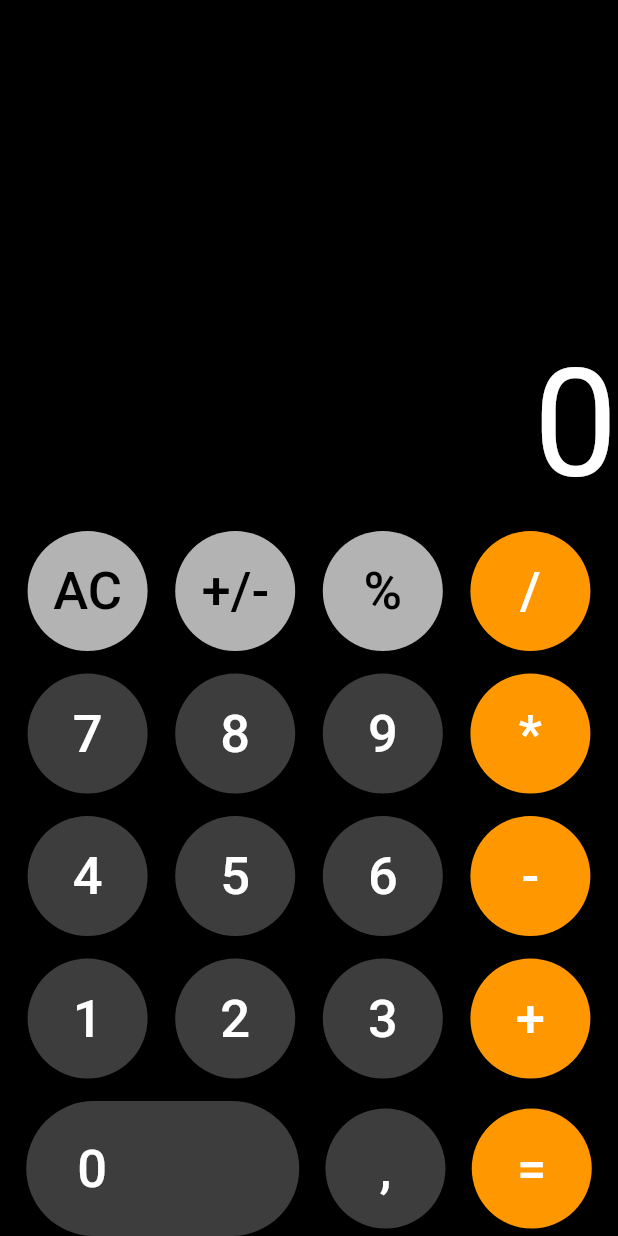
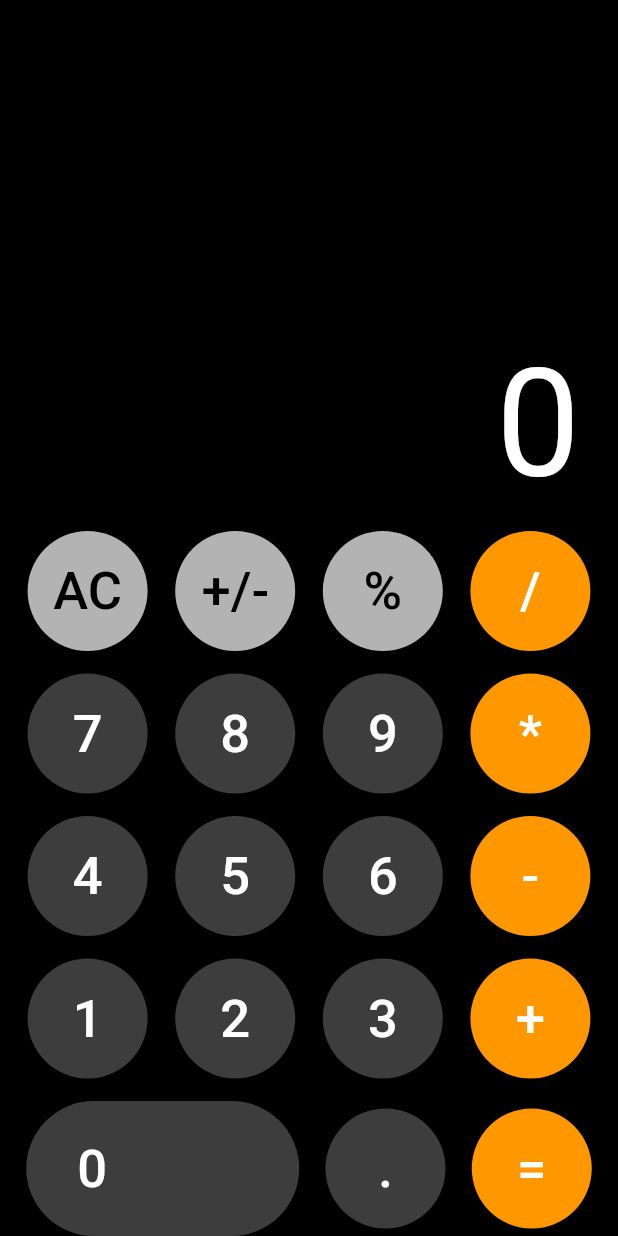
Before and after one commit to ilyaprudkiy/calculator_add, a Flutter app: the screen it shows after launch, on a phone screen of 412 x 824 dp. Run offline on Flutter 3.47's test engine with Material 3 defaults, Android fonts, the phone set to English and light mode, and no system bars.

Commit message:
code refactoring

```diff
--- a/lib/theme/button_calculator.dart
+++ b/lib/theme/button_calculator.dart
@@ -4,24 +4,19 @@ import 'package:provider/provider.dart';
 
 class ButtonCalculator extends StatelessWidget {
   const ButtonCalculator(
-    this.btnTxt,
-    this.btnColor,
-    this.txtColor,
-   {
+    this.btnTxt, {
     super.key,
   });
 
   final String btnTxt;
-  final Color btnColor;
-  final Color txtColor;
-
 
   @override
   Widget build(BuildContext context) {
     final model = context.read<CalculatorViewModel>();
     return ElevatedButton(
         style: ElevatedButton.styleFrom(
-          minimumSize: const Size(80, 80), backgroundColor: btnColor,
+          minimumSize: const Size(80, 80),
+          backgroundColor: Colors.white24,
           maximumSize: const Size(100, 100),
           shape: const CircleBorder(),
           padding: const EdgeInsets.all(10),
@@ -29,10 +24,70 @@ class ButtonCalculator extends StatelessWidget {
         onPressed: () => model.onPressed(btnTxt),
         child: Text(
           btnTxt,
-          style: TextStyle(
-            color: txtColor,
+          style: const TextStyle(
+            color: Colors.white,
             fontSize: 35,
           ),
         ));
   }
 }
+
+class ButtonConversion extends StatelessWidget {
+  const ButtonConversion(
+    this.btnTxt, {
+    super.key,
+  });
+
+  final String btnTxt;
+
+  @override
+  Widget build(BuildContext context) {
+    final model = context.read<CalculatorViewModel>();
+    return ElevatedButton(
+        style: ElevatedButton.styleFrom(
+          minimumSize: const Size(80, 80),
+          backgroundColor: Colors.white70,
+          maximumSize: const Size(100, 100),
+          shape: const CircleBorder(),
+          padding: const EdgeInsets.all(10),
+        ),
+        onPressed: () => model.onPressed(btnTxt),
+        child: Text(
+          btnTxt,
+          style: const TextStyle(
+            color: Colors.black,
+            fontSize: 35,
+          ),
+        ));
+  }
+}
+
+class ButtonOperator extends StatelessWidget {
+  const ButtonOperator(
+    this.btnTxt, {
+    super.key,
+  });
+
+  final String btnTxt;
+
+  @override
+  Widget build(BuildContext context) {
+    final model = context.read<CalculatorViewModel>();
+    return ElevatedButton(
+        style: ElevatedButton.styleFrom(
+          minimumSize: const Size(80, 80),
+          backgroundColor: Colors.orange,
+          maximumSize: const Size(100, 100),
+          shape: const CircleBorder(),
+          padding: const EdgeInsets.all(10),
+        ),
+        onPressed: () => model.onPressed(btnTxt),
+        child: Text(
+          btnTxt,
+          style: const TextStyle(
+            color: Colors.white,
+            fontSize: 35,
+          ),
+        ));
+  }
+}
--- a/lib/widgets/calculator_,model.dart
+++ b/lib/widgets/calculator_,model.dart
@@ -9,7 +9,7 @@ class CalculatorViewModel extends ChangeNotifier {
   Future<void> onPressed(String text) async {
     if (text == '=') {
       result = calculate();
-      output = result;
+      output = result.toString();
       currentNumber = output;
       notifyListeners();
     } else if (text == 'AC') {
@@ -43,8 +43,8 @@ class CalculatorViewModel extends ChangeNotifier {
 
   num? calculate() {
     final parts = currentNumber.split(RegExp(r'(\+|\-|\*|\/)'));
-    final operandOne = int.parse(parts[0]);
-    final operandTwo = int.parse(parts[1]);
+    var operandOne = double.parse(parts[0]);
+    var operandTwo = double.parse(parts[1]);
 
     final operator = currentNumber.replaceAll(RegExp(r'[\d\.]'), '');
 
@@ -78,7 +78,6 @@ class CalculatorViewModel extends ChangeNotifier {
         result = ' $result';
       }
     }
-
     return result;
   }
 }
--- a/lib/widgets/calculator_app.dart
+++ b/lib/widgets/calculator_app.dart
@@ -17,7 +17,7 @@ class CalculatorApp extends StatelessWidget {
         mainAxisAlignment: MainAxisAlignment.end,
         children: [
           EntryFieldWidget(model: model),
-          const OperandWidget(),
+          const ButtonConversionWidget(),
           const SizedBox(height: 15),
           const NumbersMenuOneWidget(),
           const SizedBox(height: 15),
@@ -66,8 +66,10 @@ class ButtonZeroAndResult extends StatelessWidget {
             ),
           ),
         ),
-        const ButtonCalculator(',', Colors.white24, Colors.white),
-        const ButtonCalculator('=', Colors.orange, Colors.white),
+        const ButtonCalculator('.'),
+        const ButtonOperator(
+          '=',
+        ),
       ],
     );
   }
@@ -83,25 +85,11 @@ class NumbersMenuThreeWidget extends StatelessWidget {
     return const Row(
       mainAxisAlignment: MainAxisAlignment.spaceEvenly,
       children: [
-        ButtonCalculator(
-          '1',
-          Colors.white24,
-          Colors.white,
-        ),
-        ButtonCalculator(
-          '2',
-          Colors.white24,
-          Colors.white,
-        ),
-        ButtonCalculator(
-          '3',
-          Colors.white24,
-          Colors.white,
-        ),
-        ButtonCalculator(
+        ButtonCalculator('1'),
+        ButtonCalculator('2'),
+        ButtonCalculator('3'),
+        ButtonOperator(
           '+',
-          Colors.orange,
-          Colors.white,
         ),
       ],
     );
@@ -118,25 +106,11 @@ class NumbersMenuTwoWidget extends StatelessWidget {
     return const Row(
       mainAxisAlignment: MainAxisAlignment.spaceEvenly,
       children: [
-        ButtonCalculator(
-          '4',
-          Colors.white24,
-          Colors.white,
-        ),
-        ButtonCalculator(
-          '5',
-          Colors.white24,
-          Colors.white,
-        ),
-        ButtonCalculator(
-          '6',
-          Colors.white24,
-          Colors.white,
-        ),
-        ButtonCalculator(
+        ButtonCalculator('4'),
+        ButtonCalculator('5'),
+        ButtonCalculator('6'),
+        ButtonOperator(
           '-',
-          Colors.orange,
-          Colors.white,
         ),
       ],
     );
@@ -153,25 +127,11 @@ class NumbersMenuOneWidget extends StatelessWidget {
     return const Row(
       mainAxisAlignment: MainAxisAlignment.spaceEvenly,
       children: [
-        ButtonCalculator(
-          '7',
-          Colors.white24,
-          Colors.white,
-        ),
-        ButtonCalculator(
-          '8',
-          Colors.white24,
-          Colors.white,
-        ),
-        ButtonCalculator(
-          '9',
-          Colors.white24,
-          Colors.white,
-        ),
-        ButtonCalculator(
+        ButtonCalculator('7'),
+        ButtonCalculator('8'),
+        ButtonCalculator('9'),
+        ButtonOperator(
           '*',
-          Colors.orange,
-          Colors.white,
         ),
       ],
     );
@@ -193,18 +153,20 @@ class EntryFieldWidget extends StatelessWidget {
       child: FittedBox(
         fit: BoxFit.scaleDown,
         alignment: Alignment.centerRight,
-        child: Text(
-          model.output,
-          textAlign: TextAlign.end,
-          style: const TextStyle(color: Colors.white, fontSize: 100),
-        ),
+        child: Padding(
+            padding: const EdgeInsets.symmetric(horizontal: 25),
+            child: Text(
+              model.output,
+              textAlign: TextAlign.end,
+              style: const TextStyle(color: Colors.white, fontSize: 100),
+            )),
       ),
     );
   }
 }
 
-class OperandWidget extends StatelessWidget {
-  const OperandWidget({
+class ButtonConversionWidget extends StatelessWidget {
+  const ButtonConversionWidget({
     super.key,
   });
 
@@ -213,17 +175,11 @@ class OperandWidget extends StatelessWidget {
     return const Row(
       mainAxisAlignment: MainAxisAlignment.spaceEvenly,
       children: [
-        ButtonCalculator('AC', Colors.white70, Colors.black),
-        ButtonCalculator('+/-', Colors.white70, Colors.black),
-        ButtonCalculator(
-          '%',
-          Colors.white70,
-          Colors.black,
-        ),
-        ButtonCalculator(
+        ButtonConversion('AC'),
+        ButtonConversion('+/-'),
+        ButtonConversion('%'),
+        ButtonOperator(
           '/',
-          Colors.orange,
-          Colors.white,
         ),
       ],
     );
```
Lines whose indentation alone changed are shown as unchanged.
